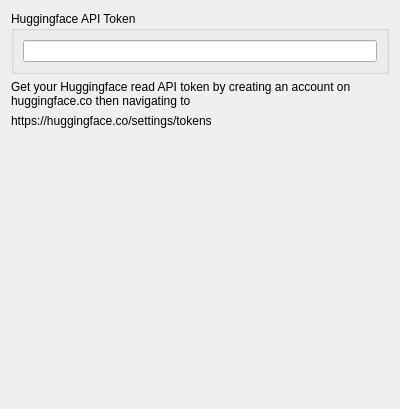
Qt form src/airunner/widgets/api_token/templates/api_token.ui (Capsize-Games/airunner) before a commit.
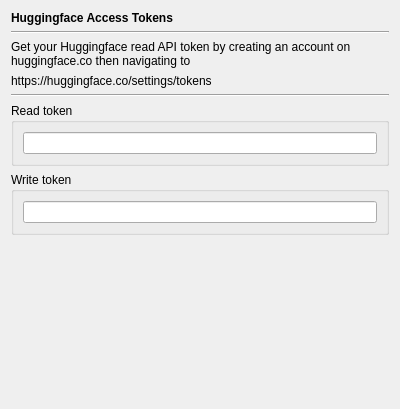
The same form after that commit.

Commit message: fixes for hugging face api token settings

Diff of the .ui file:
```diff
--- a/src/airunner/widgets/api_token/templates/api_token.ui
+++ b/src/airunner/widgets/api_token/templates/api_token.ui
@@ -14,27 +14,7 @@
    <string>Form</string>
   </property>
   <layout class="QGridLayout" name="gridLayout">
-   <item row="1" column="0">
-    <widget class="QLabel" name="label">
-     <property name="text">
-      <string>Get your Huggingface read API token by creating an account on huggingface.co then navigating to</string>
-     </property>
-     <property name="wordWrap">
-      <bool>true</bool>
-     </property>
-    </widget>
-   </item>
-   <item row="2" column="0">
-    <widget class="QLabel" name="label_2">
-     <property name="text">
-      <string>https://huggingface.co/settings/tokens</string>
-     </property>
-     <property name="wordWrap">
-      <bool>true</bool>
-     </property>
-    </widget>
-   </item>
-   <item row="3" column="0">
+   <item row="9" column="0">
     <spacer name="verticalSpacer">
      <property name="orientation">
       <enum>Qt::Vertical</enum>
@@ -47,10 +27,56 @@
      </property>
     </spacer>
    </item>
+   <item row="6" column="0">
+    <widget class="QGroupBox" name="groupBox_2">
+     <property name="title">
+      <string>Write token</string>
+     </property>
+     <layout class="QGridLayout" name="gridLayout_3">
+      <item row="0" column="0">
+       <widget class="QLineEdit" name="hf_api_key_writetoken"/>
+      </item>
+     </layout>
+    </widget>
+   </item>
    <item row="0" column="0">
+    <widget class="QLabel" name="label_3">
+     <property name="font">
+      <font>
+       <bold>true</bold>
+      </font>
+     </property>
+     <property name="text">
+      <string>Huggingface Access Tokens</string>
+     </property>
+    </widget>
+   </item>
+   <item row="4" column="0">
+    <widget class="Line" name="line">
+     <property name="orientation">
+      <enum>Qt::Horizontal</enum>
+     </property>
+    </widget>
+   </item>
+   <item row="3" column="0">
+    <widget class="QLabel" name="label_2">
+     <property name="font">
+      <font>
+       <pointsize>9</pointsize>
+      </font>
+     </property>
+     <property name="text">
+      <string>https://huggingface.co/settings/tokens</string>
+     </property>
+     <property name="wordWrap">
+      <bool>true</bool>
+     </property>
+    </widget>
+   </item>
+   <item row="5" column="0">
     <widget class="QGroupBox" name="groupBox">
      <property name="title">
-      <string>Huggingface API Token</string>
+      <string>Read token</string>
      </property>
      <layout class="QGridLayout" name="gridLayout_2">
       <item row="0" column="0">
@@ -59,6 +85,28 @@
      </layout>
     </widget>
    </item>
+   <item row="2" column="0">
+    <widget class="QLabel" name="label">
+     <property name="font">
+      <font>
+       <pointsize>9</pointsize>
+      </font>
+     </property>
+     <property name="text">
+      <string>Get your Huggingface read API token by creating an account on huggingface.co then navigating to</string>
+     </property>
+     <property name="wordWrap">
+      <bool>true</bool>
+     </property>
+    </widget>
+   </item>
+   <item row="1" column="0">
+    <widget class="Line" name="line_2">
+     <property name="orientation">
+      <enum>Qt::Horizontal</enum>
+     </property>
+    </widget>
+   </item>
   </layout>
  </widget>
  <resources/>
```
Left out of the diff: 25 changed lines with no effect on the pictures. The commit also changes 4 other files.
